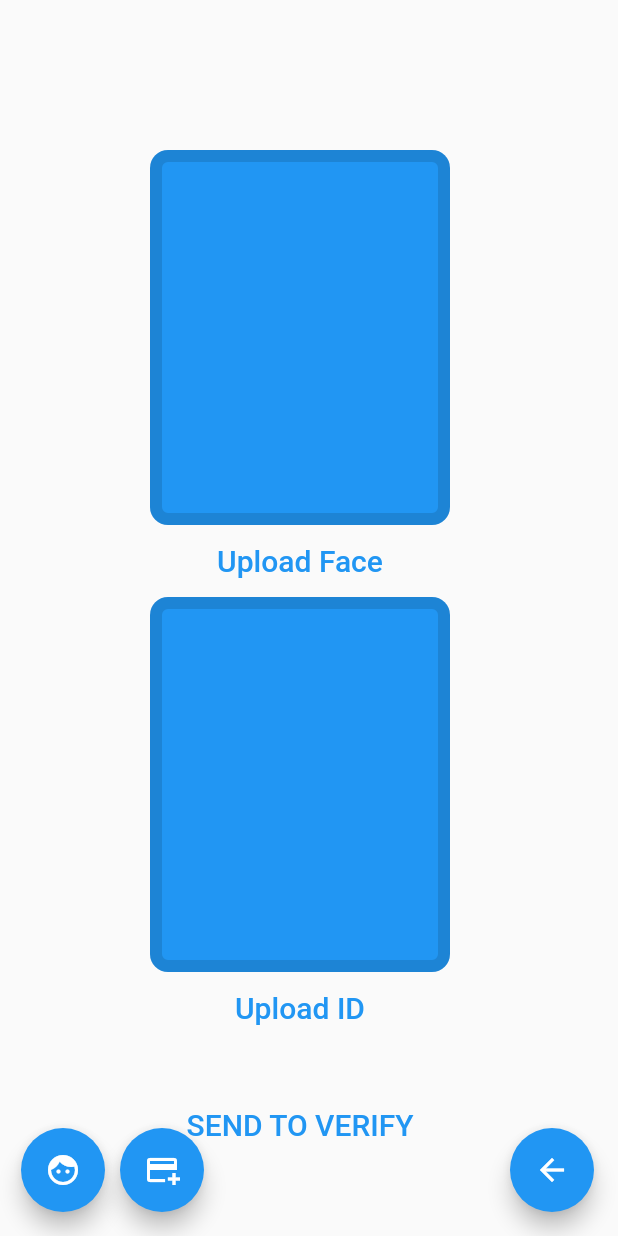
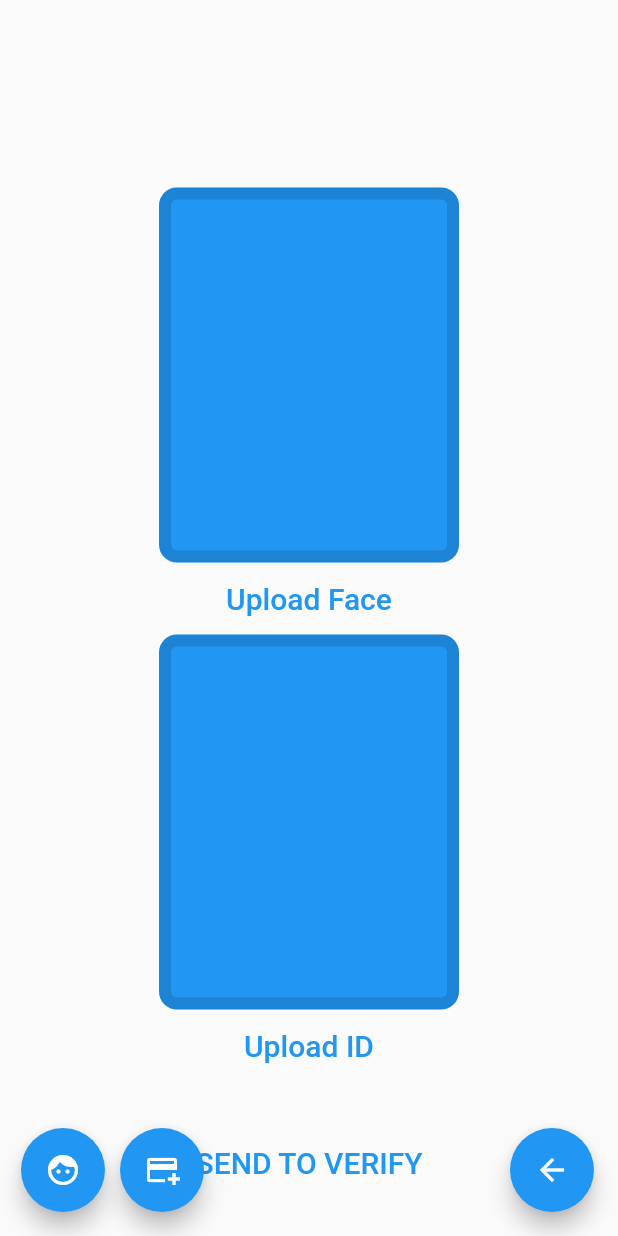
Before and after one commit to Calcifer2002/id_me, a Flutter app: the screen it shows after launch, on a phone screen of 412 x 824 dp. Run offline on Flutter 3.47's test engine with Material 2 defaults, Android fonts, the phone set to English and light mode, and no system bars; our stand-ins replace firebase_auth, firebase_core, image_picker; accounts and stored records are empty.

Commit message:
image display is as per dimensions

```diff
--- a/lib/pages/collect_data.dart
+++ b/lib/pages/collect_data.dart
@@ -28,8 +28,9 @@ File? imageFileID;
   @override
   Widget build(BuildContext context) {
     return Scaffold(
-        body: Padding(
-            padding: const EdgeInsets.only(left: 100, right: 50),
+        body: Center(
+          child:SingleChildScrollView(
+
             child: Column(children: [
               SizedBox(height: 100,),
 
@@ -106,7 +107,7 @@ File? imageFileID;
                 },
                 child: Text("SEND TO VERIFY", style: TextStyle(fontSize: 20)),
               ),
-            ])),
+            ]))),
         floatingActionButton: Padding(
             padding: const EdgeInsets.only(left: 30),
             child: Row(crossAxisAlignment: CrossAxisAlignment.end, children: [
```
